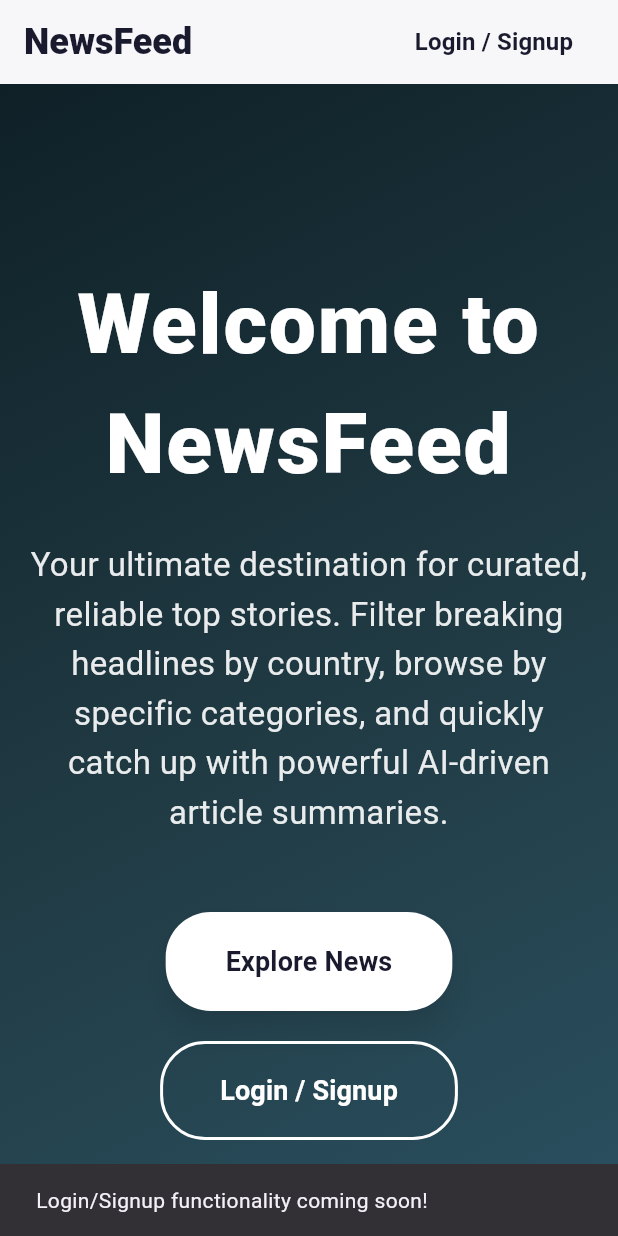
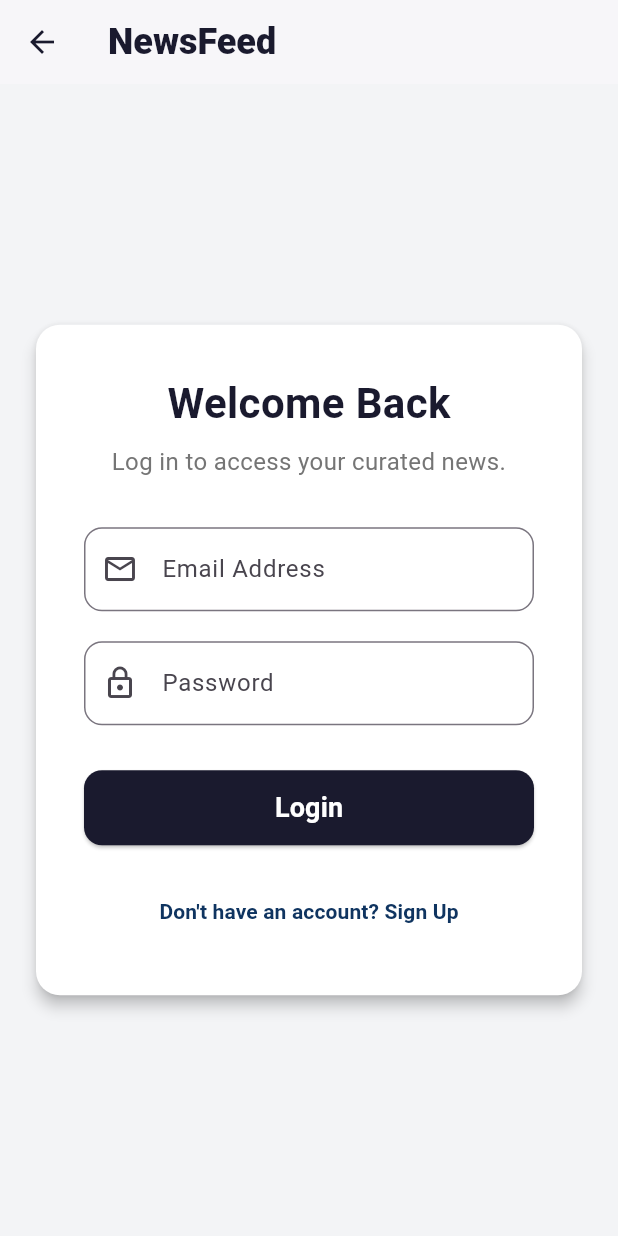
Before and after one commit to Nishiv15/news_feed, a Flutter app: the screen it shows after launch, after a tap on "Login / Signup", on a phone screen of 412 x 824 dp. Run offline on Flutter 3.47's test engine with Material 3 defaults, Android fonts, the phone set to English and light mode, and no system bars; our stand-ins replace flutter_dotenv, supabase_flutter; accounts and stored records are empty.

Commit message:
feat: supabase connection and user login/register

```diff
--- a/news_feed/lib/main.dart
+++ b/news_feed/lib/main.dart
@@ -1,10 +1,19 @@
 import 'package:flutter/material.dart';
 import 'package:flutter_dotenv/flutter_dotenv.dart';
+import 'package:supabase_flutter/supabase_flutter.dart';
 import './screens/HomePage.dart';
 
 Future<void> main() async {
   WidgetsFlutterBinding.ensureInitialized();
   await dotenv.load(fileName: ".env");
+  final sUrl = dotenv.env['SUPABASE_URL']!.replaceAll('"', '').replaceAll("'", "").trim();
+  final sKey = dotenv.env['SUPABASE_ANON_KEY']!.replaceAll('"', '').replaceAll("'", "").trim();
+
+  await Supabase.initialize(
+    url: sUrl,
+    anonKey: sKey,
+  );
+
   runApp(const MyApp());
 }
 
--- /dev/null
+++ b/news_feed/lib/models/supabase_auth_service.dart
@@ -0,0 +1,60 @@
+import 'package:flutter/foundation.dart';
+import 'package:supabase_flutter/supabase_flutter.dart';
+
+class SupabaseAuthService {
+  static final _supabase = Supabase.instance.client;
+
+  static Future<void> registerUser({
+    required String email,
+    required String password,
+    required String username,
+    required String country,
+  }) async {
+    final AuthResponse res = await _supabase.auth.signUp(
+      email: email,
+      password: password,
+    );
+
+    if (res.user != null) {
+      try {
+        await _supabase.from('users').insert({
+          'id': res.user!.id,
+          'username': username,
+          'email': email,
+          'password': 'SUPABASE_AUTH_MANAGED', // Handled by SB Auth securely
+          'country': country,
+        });
+      } catch (insertError) {
+        debugPrint('Error inserting to users table: $insertError');
+      }
+    } else {
+      throw Exception('Registration failed to return a valid user.');
+    }
+  }
+
+  /// Logs a user in and retrieves their specific country choice from DB
+  static Future<String?> loginUser({
+    required String email,
+    required String password,
+  }) async {
+    final AuthResponse res = await _supabase.auth.signInWithPassword(
+      email: email,
+      password: password,
+    );
+
+    if (res.user != null) {
+      final userData = await _supabase
+          .from('users')
+          .select('country')
+          .eq('email', email)
+          .maybeSingle();
+
+      if (userData != null && userData['country'] != null) {
+        return userData['country'] as String;
+      }
+      return null;
+    } else {
+      throw Exception('Login failed to return a valid user.');
+    }
+  }
+}
--- a/news_feed/lib/screens/HomePage.dart
+++ b/news_feed/lib/screens/HomePage.dart
@@ -1,6 +1,7 @@
 import 'package:flutter/material.dart';
 import '../widgets/NewsFeedFooter.dart';
 import 'NewsFeedPage.dart';
+import 'LoginRegisterPage.dart';
 
 class HomePage extends StatelessWidget {
   const HomePage({super.key});
@@ -95,9 +96,10 @@ class HomePage extends StatelessWidget {
                           ),
                           OutlinedButton(
                             onPressed: () {
-                              ScaffoldMessenger.of(context).showSnackBar(
-                                const SnackBar(
-                                  content: Text('Login/Signup functionality coming soon!'),
+                              Navigator.push(
+                                context,
+                                MaterialPageRoute(
+                                  builder: (context) => const LoginRegisterPage(),
                                 ),
                               );
                             },
@@ -313,9 +315,10 @@ class _HomeNavBar extends StatelessWidget implements PreferredSizeWidget {
       actions: <Widget>[
         TextButton(
           onPressed: () {
-            ScaffoldMessenger.of(context).showSnackBar(
-              const SnackBar(
-                content: Text('Login/Signup functionality coming soon!'),
+            Navigator.push(
+              context,
+              MaterialPageRoute(
+                builder: (context) => const LoginRegisterPage(),
               ),
             );
           },
--- /dev/null
+++ b/news_feed/lib/screens/LoginRegisterPage.dart
@@ -0,0 +1,305 @@
+import 'package:flutter/material.dart';
+import 'package:supabase_flutter/supabase_flutter.dart';
+import '../models/news_model.dart';
+import '../models/supabase_auth_service.dart';
+import '../widgets/NewsFeedNavbar.dart';
+import 'NewsFeedPage.dart';
+
+class LoginRegisterPage extends StatefulWidget {
+  const LoginRegisterPage({super.key});
+
+  @override
+  State<LoginRegisterPage> createState() => _LoginRegisterPageState();
+}
+
+class _LoginRegisterPageState extends State<LoginRegisterPage> {
+  final _formKey = GlobalKey<FormState>();
+  final _emailController = TextEditingController();
+  final _passwordController = TextEditingController();
+  final _usernameController = TextEditingController();
+
+  bool _isLogin = true;
+  bool _isLoading = false;
+  String _selectedCountry = 'us'; // Default
+
+  @override
+  void dispose() {
+    _emailController.dispose();
+    _passwordController.dispose();
+    _usernameController.dispose();
+    super.dispose();
+  }
+
+  Future<void> _submit() async {
+    if (!_formKey.currentState!.validate()) return;
+
+    setState(() {
+      _isLoading = true;
+    });
+
+
+    try {
+      if (_isLogin) {
+        final userCountry = await SupabaseAuthService.loginUser(
+          email: _emailController.text.trim(),
+          password: _passwordController.text,
+        );
+
+        if (userCountry != null) {
+          globalCountry = userCountry;
+        }
+
+        if (mounted) {
+          Navigator.pushAndRemoveUntil(
+            context,
+            MaterialPageRoute(builder: (context) => const NewsFeedPage()),
+            (route) => false,
+          );
+        }
+      } else {
+        // REGISTER FLOW
+        await SupabaseAuthService.registerUser(
+          email: _emailController.text.trim(),
+          password: _passwordController.text,
+          username: _usernameController.text.trim(),
+          country: _selectedCountry,
+        );
+
+        globalCountry = _selectedCountry;
+
+        if (mounted) {
+          ScaffoldMessenger.of(context).showSnackBar(
+            const SnackBar(content: Text('Registration successful!')),
+          );
+          Navigator.pushAndRemoveUntil(
+            context,
+            MaterialPageRoute(builder: (context) => const NewsFeedPage()),
+            (route) => false,
+          );
+        }
+      }
+    } on AuthException catch (e) {
+      if (mounted) {
+        ScaffoldMessenger.of(context).showSnackBar(
+          SnackBar(content: Text(e.message), backgroundColor: Colors.red),
+        );
+      }
+    } catch (e) {
+      if (mounted) {
+        ScaffoldMessenger.of(context).showSnackBar(
+          SnackBar(content: Text('Unexpected error: $e'), backgroundColor: Colors.red),
+        );
+      }
+    } finally {
+      if (mounted) {
+        setState(() {
+          _isLoading = false;
+        });
+      }
+    }
+  }
+
+  @override
+  Widget build(BuildContext context) {
+    return Scaffold(
+      backgroundColor: const Color(0xFFF3F4F6),
+      appBar: AppBar(
+        backgroundColor: Colors.white,
+        elevation: 1,
+        centerTitle: false,
+        iconTheme: const IconThemeData(color: Color(0xFF1A1A2E)),
+        title: const Text(
+          'NewsFeed',
+          style: TextStyle(
+            color: Color(0xFF1A1A2E),
+            fontSize: 24,
+            fontWeight: FontWeight.w900,
+          ),
+        ),
+      ),
+      body: Center(
+        child: SingleChildScrollView(
+          padding: const EdgeInsets.all(20.0),
+          child: ConstrainedBox(
+            constraints: const BoxConstraints(maxWidth: 450),
+            child: Card(
+              color: Colors.white,
+              elevation: 4,
+              shape: RoundedRectangleBorder(
+                borderRadius: BorderRadius.circular(16),
+              ),
+              child: Padding(
+                padding: const EdgeInsets.all(32.0),
+                child: Form(
+                  key: _formKey,
+                  child: Column(
+                    mainAxisSize: MainAxisSize.min,
+                    children: [
+                      Text(
+                        _isLogin ? 'Welcome Back' : 'Create an Account',
+                        style: const TextStyle(
+                          fontSize: 28,
+                          fontWeight: FontWeight.bold,
+                          color: Color(0xFF1A1A2E),
+                        ),
+                      ),
+                      const SizedBox(height: 8),
+                      Text(
+                        _isLogin
+                            ? 'Log in to access your curated news.'
+                            : 'Sign up to customize your feed experience.',
+                        style: TextStyle(
+                          fontSize: 16,
+                          color: Colors.grey[600],
+                        ),
+                        textAlign: TextAlign.center,
+                      ),
+                      const SizedBox(height: 32),
+
+                      if (!_isLogin) ...[
+                        TextFormField(
+                          controller: _usernameController,
+                          decoration: InputDecoration(
+                            labelText: 'Username',
+                            prefixIcon: const Icon(Icons.person_outline),
+                            border: OutlineInputBorder(
+                              borderRadius: BorderRadius.circular(12),
+                            ),
+                          ),
+                          validator: (value) {
+                            if (value == null || value.trim().isEmpty) {
+                              return 'Please enter a username';
+                            }
+                            return null;
+                          },
+                        ),
+                        const SizedBox(height: 20),
+                      ],
+
+                      TextFormField(
+                        controller: _emailController,
+                        keyboardType: TextInputType.emailAddress,
+                        decoration: InputDecoration(
+                          labelText: 'Email Address',
+                          prefixIcon: const Icon(Icons.email_outlined),
+                          border: OutlineInputBorder(
+                            borderRadius: BorderRadius.circular(12),
+                          ),
+                        ),
+                        validator: (value) {
+                          if (value == null || value.trim().isEmpty) {
+                            return 'Please enter your email';
+                          }
+                          if (!value.contains('@')) {
+                            return 'Please enter a valid email';
+                          }
+                          return null;
+                        },
+                      ),
+                      const SizedBox(height: 20),
+
+                      TextFormField(
+                        controller: _passwordController,
+                        obscureText: true,
+                        decoration: InputDecoration(
+                          labelText: 'Password',
+                          prefixIcon: const Icon(Icons.lock_outline),
+                          border: OutlineInputBorder(
+                            borderRadius: BorderRadius.circular(12),
+                          ),
+                        ),
+                        validator: (value) {
+                          if (value == null || value.length < 6) {
+                            return 'Password must be at least 6 characters';
+                          }
+                          return null;
+                        },
+                      ),
+                      const SizedBox(height: 20),
+
+                      if (!_isLogin) ...[
+                        DropdownButtonFormField<String>(
+                          value: _selectedCountry,
+                          decoration: InputDecoration(
+                            labelText: 'Preferred Country',
+                            prefixIcon: const Icon(Icons.flag_outlined),
+                            border: OutlineInputBorder(
+                              borderRadius: BorderRadius.circular(12),
+                            ),
+                          ),
+                          items: countryMap.entries.map((entry) {
+                            return DropdownMenuItem<String>(
+                              value: entry.value,
+                              child: Text(entry.key),
+                            );
+                          }).toList(),
+                          onChanged: (String? newValue) {
+                            setState(() {
+                              if (newValue != null) _selectedCountry = newValue;
+                            });
+                          },
+                        ),
+                        const SizedBox(height: 20),
+                      ],
+
+                      const SizedBox(height: 10),
+                      SizedBox(
+                        width: double.infinity,
+                        height: 50,
+                        child: ElevatedButton(
+                          onPressed: _isLoading ? null : _submit,
+                          style: ElevatedButton.styleFrom(
+                            backgroundColor: const Color(0xFF1A1A2E),
+                            foregroundColor: Colors.white,
+                            shape: RoundedRectangleBorder(
+                              borderRadius: BorderRadius.circular(12),
+                            ),
+                          ),
+                          child: _isLoading
+                              ? const SizedBox(
+                                  height: 24,
+                                  width: 24,
+                                  child: CircularProgressIndicator(
+                                    color: Colors.white,
+                                    strokeWidth: 2,
+                                  ),
+                                )
+                              : Text(
+                                  _isLogin ? 'Login' : 'Sign Up',
+                                  style: const TextStyle(
+                                    fontSize: 18,
+                                    fontWeight: FontWeight.bold,
+                                  ),
+                                ),
+                        ),
+                      ),
+                      const SizedBox(height: 20),
+
+                      TextButton(
+                        onPressed: () {
+                          setState(() {
+                            _isLogin = !_isLogin;
+                            _formKey.currentState?.reset();
+                          });
+                        },
+                        child: Text(
+                          _isLogin
+                              ? 'Don\'t have an account? Sign Up'
+                              : 'Already have an account? Log In',
+                          style: const TextStyle(
+                            color: Color(0xFF0F3460),
+                            fontWeight: FontWeight.bold,
+                          ),
+                        ),
+                      ),
+                    ],
+                  ),
+                ),
+              ),
+            ),
+          ),
+        ),
+      ),
+    );
+  }
+}
--- a/news_feed/pubspec.yaml
+++ b/news_feed/pubspec.yaml
@@ -38,6 +38,7 @@ dependencies:
   intl: ^0.20.2
   url_launcher: ^6.3.2
   flutter_dotenv: ^6.0.0
+  supabase_flutter: ^2.12.2
 
 dev_dependencies:
   flutter_test:
```
Also changed, not shown: news_feed/pubspec.lock, 5 other files.
